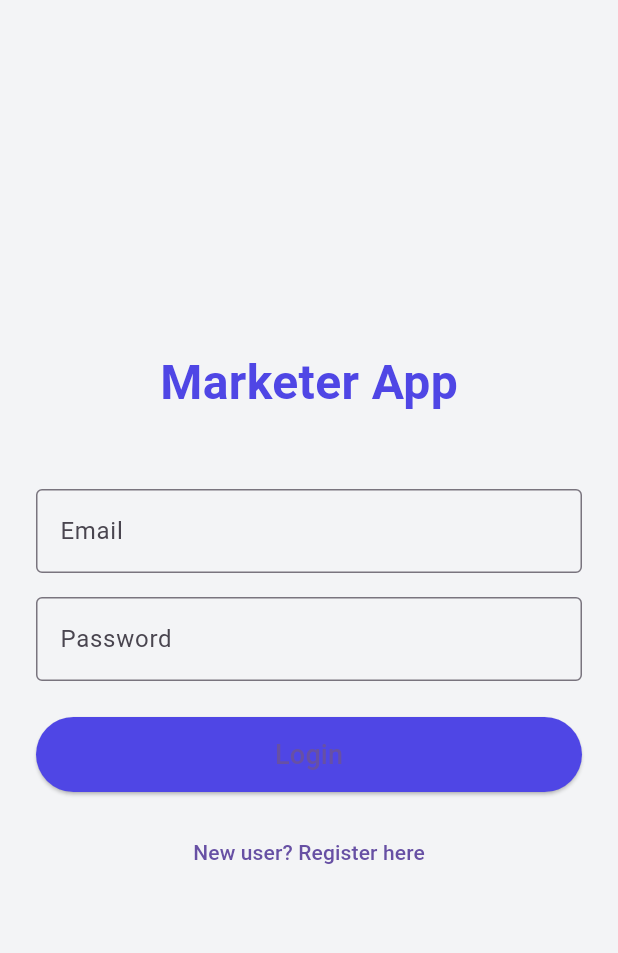
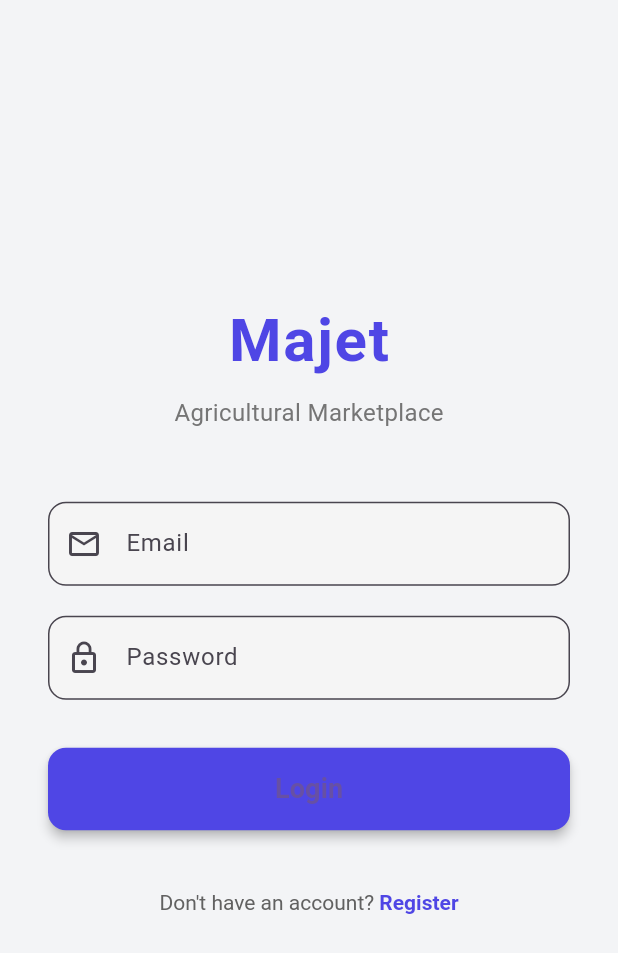
Before and after one commit to Sumeyahassen/Marketer, a Flutter app: the screen it shows after launch, on a phone screen of 412 x 824 dp. Shown: the top 953 px of the screen. Run offline on Flutter 3.47's test engine with Material 3 defaults, Android fonts, the phone set to English and light mode, and no system bars; our stand-ins replace dio, flutter_secure_storage.

Commit message:
modifay the login page

```diff
--- a/frontend/mobile/majet/lib/constants/colors.dart
+++ b/frontend/mobile/majet/lib/constants/colors.dart
@@ -6,5 +6,5 @@ class AppColors {
   static const background = Color(0xFFF3F4F6);
   static const card = Colors.white;
   static const textPrimary = Color(0xFF1F2937);
-  static const textSecondary = Color(0xFF6B7280);
+  static const textSecondary = Color.fromRGBO(253, 254, 255, 1);
 }
--- a/frontend/mobile/majet/lib/screens/login_screen.dart
+++ b/frontend/mobile/majet/lib/screens/login_screen.dart
@@ -11,85 +11,180 @@ class LoginScreen extends StatefulWidget {
 }
 
 class _LoginScreenState extends State<LoginScreen> {
+  final _formKey = GlobalKey<FormState>();
   final _emailController = TextEditingController();
   final _passwordController = TextEditingController();
   bool _isLoading = false;
   String? _error;
 
   void _login() async {
+    if (!_formKey.currentState!.validate()) return;
+
     setState(() {
       _isLoading = true;
       _error = null;
     });
 
     try {
-      final response = await ApiService.login(_emailController.text, _passwordController.text);
+      final response = await ApiService.login(
+        _emailController.text.trim(),
+        _passwordController.text,
+      );
+
       await Auth.saveUser(response['user'], response['token']);
       await ApiService.setToken(response['token']);
 
+      if (mounted) {
         Navigator.pushReplacement(
           context,
-        MaterialPageRoute(builder: (context) => HomeScreen()),
+          MaterialPageRoute(builder: (_) => HomeScreen()),
         );
+      }
     } catch (e) {
+      if (mounted) {
         setState(() {
           _error = 'Invalid email or password';
         });
+      }
     } finally {
+      if (mounted) {
         setState(() => _isLoading = false);
+      }
     }
   }
 
   @override
+  void dispose() {
+    _emailController.dispose();
+    _passwordController.dispose();
+    super.dispose();
+  }
+
+  @override
   Widget build(BuildContext context) {
+    final size = MediaQuery.of(context).size;
+
     return Scaffold(
       backgroundColor: AppColors.background,
       body: SafeArea(
-        child: Padding(
-          padding: EdgeInsets.all(24),
+        child: Center(
+          child: SingleChildScrollView(  // ← FIXES OVERFLOW!
+            padding: EdgeInsets.symmetric(horizontal: 32, vertical: 24),
+            child: Form(
+              key: _formKey,
               child: Column(
-            mainAxisAlignment: MainAxisAlignment.center,
+                mainAxisSize: MainAxisSize.min,
                 children: [
+                  // Logo / Title
                   Text(
-                'Marketer App',
-                style: TextStyle(fontSize: 32, fontWeight: FontWeight.bold, color: AppColors.primary),
+                    'Majet',
+                    style: TextStyle(
+                      fontSize: 40,
+                      fontWeight: FontWeight.bold,
+                      color: AppColors.primary,
+                      letterSpacing: 1.2,
+                    ),
+                  ),
+                  SizedBox(height: 8),
+                  Text(
+                    'Agricultural Marketplace',
+                    style: TextStyle(fontSize: 16, color: Colors.grey[600]),
                   ),
                   SizedBox(height: 48),
-              TextField(
+
+                  // Email Field
+                  TextFormField(
                     controller: _emailController,
-                decoration: InputDecoration(labelText: 'Email', border: OutlineInputBorder()),
+                    keyboardType: TextInputType.emailAddress,
+                    decoration: InputDecoration(
+                      labelText: 'Email',
+                      prefixIcon: Icon(Icons.email_outlined),
+                      border: OutlineInputBorder(borderRadius: BorderRadius.circular(12)),
+                      filled: true,
+                      fillColor: Colors.grey[100],
                     ),
-              SizedBox(height: 16),
-              TextField(
+                    validator: (value) {
+                      if (value == null || value.isEmpty) return 'Enter email';
+                      if (!value.contains('@')) return 'Enter valid email';
+                      return null;
+                    },
+                  ),
+                  SizedBox(height: 20),
+
+                  // Password Field
+                  TextFormField(
                     controller: _passwordController,
                     obscureText: true,
-                decoration: InputDecoration(labelText: 'Password', border: OutlineInputBorder()),
+                    decoration: InputDecoration(
+                      labelText: 'Password',
+                      prefixIcon: Icon(Icons.lock_outline),
+                      border: OutlineInputBorder(borderRadius: BorderRadius.circular(12)),
+                      filled: true,
+                      fillColor: Colors.grey[100],
                     ),
+                    validator: (value) {
+                      if (value == null || value.isEmpty) return 'Enter password';
+                      if (value.length < 6) return 'Password too short';
+                      return null;
+                    },
+                  ),
+
+                  // Error Message
                   if (_error != null)
                     Padding(
                       padding: EdgeInsets.only(top: 16),
-                  child: Text(_error!, style: TextStyle(color: Colors.red)),
+                      child: Text(
+                        _error!,
+                        style: TextStyle(color: Colors.red, fontSize: 14),
+                        textAlign: TextAlign.center,
                       ),
-              SizedBox(height: 24),
+                    ),
+
+                  SizedBox(height: 32),
+
+                  // Login Button
                   SizedBox(
                     width: double.infinity,
-                height: 50,
+                    height: 55,
                     child: ElevatedButton(
                       onPressed: _isLoading ? null : _login,
-                  style: ElevatedButton.styleFrom(backgroundColor: AppColors.primary),
+                      style: ElevatedButton.styleFrom(
+                        backgroundColor: AppColors.primary,
+                        shape: RoundedRectangleBorder(borderRadius: BorderRadius.circular(12)),
+                        elevation: 3,
+                      ),
                       child: _isLoading
                           ? CircularProgressIndicator(color: Colors.white)
-                      : Text('Login', style: TextStyle(fontSize: 18)),
+                          : Text(
+                              'Login',
+                              style: TextStyle(fontSize: 18, fontWeight: FontWeight.bold),
                             ),
                     ),
-              SizedBox(height: 16),
+                  ),
+
+                  SizedBox(height: 24),
+
+                  // Register Link
                   TextButton(
                     onPressed: () {
                       Navigator.push(context, MaterialPageRoute(builder: (_) => RegisterScreen()));
                     },
-                child: Text('New user? Register here'),
+                    child: RichText(
+                      text: TextSpan(
+                        text: "Don't have an account? ",
+                        style: TextStyle(color: Colors.grey[700]),
+                        children: [
+                          TextSpan(
+                            text: 'Register',
+                            style: TextStyle(color: AppColors.primary, fontWeight: FontWeight.bold),
                           ),
                         ],
+                      ),
+                    ),
+                  ),
+                ],
+              ),
+            ),
           ),
         ),
       ),
```
Also changed, not shown: frontend/mobile/majet/lib/screens/register_screen.dart (+121 -24 lines), frontend/mobile/majet/assets/images/playstore.png (added). Lines whose indentation alone changed are shown as unchanged.
